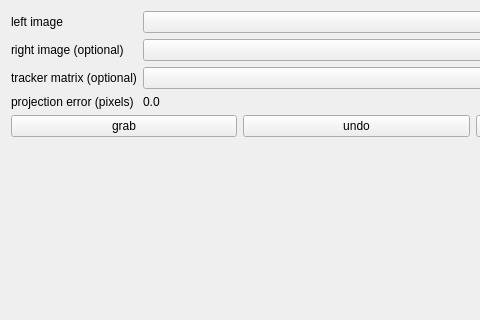
Above: MITK/Plugins/uk.ac.ucl.cmic.igicameracal/src/internal/CameraCalView.ui from NifTK/NifTK before the change; both pictures show x 0 to 480 and y 0 to 320 of the 713 by 560 pixel window. Below: the same form after it.
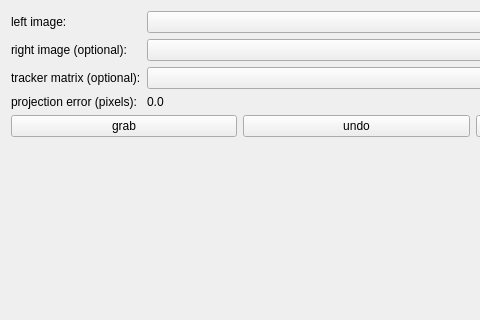
That is the form after the change. Custom widgets are drawn as their Qt base class.

Commit message: Issue #4659: Update documentation.

Patch:
```diff
--- a/MITK/Plugins/uk.ac.ucl.cmic.igicameracal/src/internal/CameraCalView.ui
+++ b/MITK/Plugins/uk.ac.ucl.cmic.igicameracal/src/internal/CameraCalView.ui
@@ -19,7 +19,7 @@
      <item row="0" column="0">
       <widget class="QLabel" name="m_LeftCameraLabel">
        <property name="text">
-        <string>left image</string>
+        <string>left image:</string>
        </property>
       </widget>
      </item>
@@ -33,7 +33,7 @@
      <item row="1" column="0">
       <widget class="QLabel" name="m_RightCameraLabel">
        <property name="text">
-        <string>right image (optional)</string>
+        <string>right image (optional):</string>
        </property>
       </widget>
      </item>
@@ -47,7 +47,7 @@
      <item row="2" column="0">
       <widget class="QLabel" name="m_TrackerMatrixLabel">
        <property name="text">
-        <string>tracker matrix (optional)</string>
+        <string>tracker matrix (optional):</string>
        </property>
       </widget>
      </item>
@@ -61,7 +61,7 @@
      <item row="3" column="0">
       <widget class="QLabel" name="m_ProjectionErrorLabel">
        <property name="text">
-        <string>projection error (pixels)</string>
+        <string>projection error (pixels):</string>
        </property>
       </widget>
      </item>
```
The commit also changes 1 other file.
